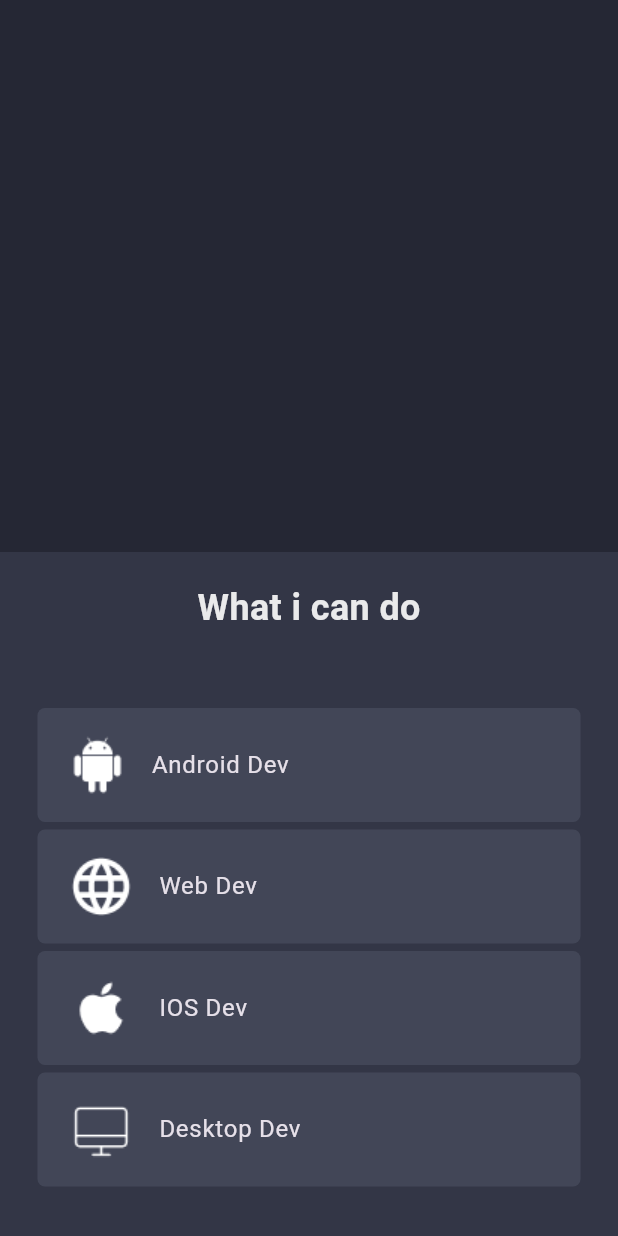
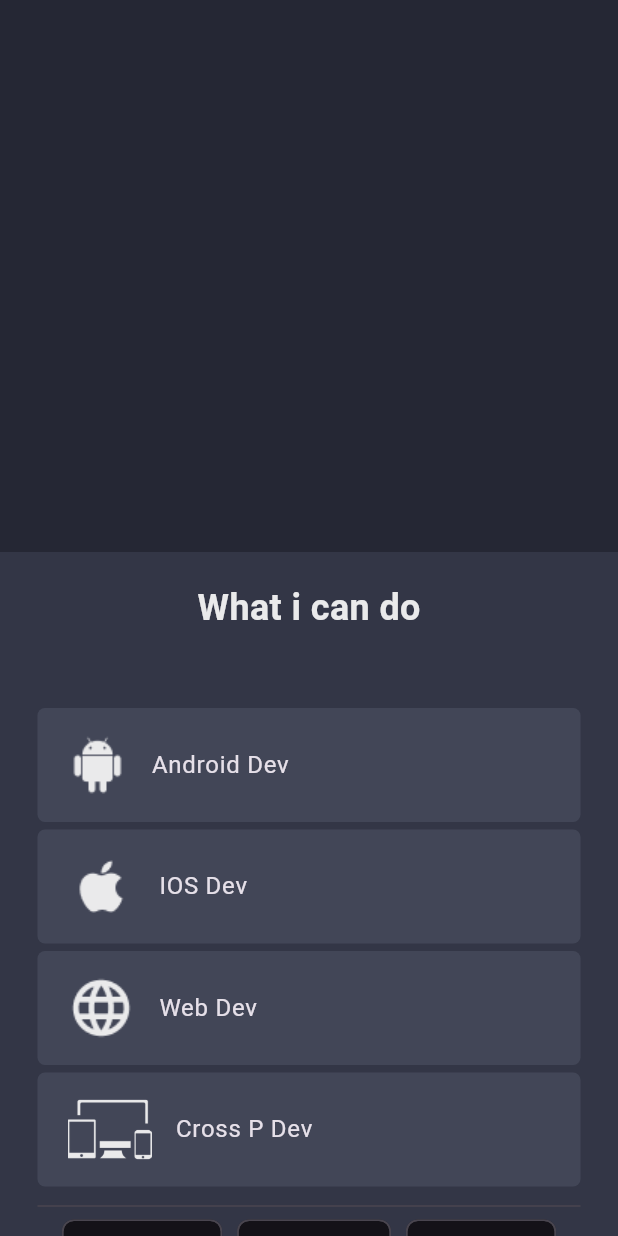
Before and after one commit to AkselLofstedtNielsen/Portfolio_flutter, a Flutter app: the screen it shows after launch, scrolled down 576 dp, on a phone screen of 412 x 824 dp. Run offline on Flutter 3.47's test engine with Material 3 defaults, Android fonts, the phone set to English and light mode, and no system bars.

Commit message:
Updated mobile + desktop skills w frameworks

```diff
--- a/lib/constants/size.dart
+++ b/lib/constants/size.dart
@@ -1,2 +1,2 @@
-double get kMinDesktopWidth => 600.0;
-double get kMedDesktopWidth => 800.0;
+double get kMinDesktopWidth => 650.0;
+double get kMedDesktopWidth => 870.0;
--- a/lib/constants/skill_items.dart
+++ b/lib/constants/skill_items.dart
@@ -4,23 +4,50 @@ const List<Map> platformItems = [
     "title": "Android Dev",
   },
   {
+    "img": "assets/ios_icon.png",
+    "title": "IOS Dev",
+  },
+  {
     "img": "assets/web_icon.png",
     "title": "Web Dev",
   },
   {
-    "img": "assets/ios_icon.png",
-    "title": "IOS Dev",
-  },
-  {
-    "img": "assets/desktop_icon.png",
-    "title": "Desktop Dev",
+    "img": "assets/cross_platform.png",
+    "title": "Cross P Dev",
   }
 ];
 
-const List<Map> skillItems = [
+const List<Map> frameworkItems = [
   {
     "img": "assets/flutter.png",
     "title": "Flutter",
+  },
+  {
+    "img": "assets/jetpack_compose.png",
+    "title": "Jetpack Compose",
+  },
+  {
+    "img": "assets/swift.png",
+    "title": "Swift UI",
+  },
+  {
+    "img": "assets/react.png",
+    "title": "React",
+  },
+];
+
+const List<Map> languageItems = [
+  {
+    "img": "assets/kotlin.png",
+    "title": "Kotlin",
+  },
+  {
+    "img": "assets/swift.png",
+    "title": "Swift",
+  },
+  {
+    "img": "assets/java.png",
+    "title": "Java",
   },
   {
     "img": "assets/dart.png",
@@ -38,16 +65,4 @@ const List<Map> skillItems = [
     "img": "assets/javascript.png",
     "title": "JS",
   },
-  {
-    "img": "assets/hugo.png",
-    "title": "Hugo",
-  },
-  {
-    "img": "assets/docker.png",
-    "title": "Docker",
-  },
-  {
-    "img": "assets/python.png",
-    "title": "Python",
-  }
 ];
--- a/lib/pages/home_page.dart
+++ b/lib/pages/home_page.dart
@@ -3,6 +3,7 @@ import 'package:flutter_portfolio_1/constants/colors.dart';
 import 'package:flutter_portfolio_1/constants/size.dart';
 import 'package:flutter_portfolio_1/widgets/contact_section.dart';
 import 'package:flutter_portfolio_1/widgets/drawer_mobile.dart';
+import 'package:flutter_portfolio_1/widgets/footer.dart';
 import 'package:flutter_portfolio_1/widgets/header_desktop.dart';
 import 'package:flutter_portfolio_1/widgets/header_mobile.dart';
 import 'package:flutter_portfolio_1/widgets/main_desktop.dart';
@@ -91,10 +92,7 @@ class _HomePageState extends State<HomePage> {
             ContactSection(),
 
             //FOOTER
-            const SizedBox(
-              height: 500,
-              width: double.maxFinite,
-            )
+            Footer()
           ],
         ),
       );
--- a/lib/widgets/contact_section.dart
+++ b/lib/widgets/contact_section.dart
@@ -9,7 +9,7 @@ class ContactSection extends StatelessWidget {
   @override
   Widget build(BuildContext context) {
     return Container(
-      padding: EdgeInsets.fromLTRB(25, 20, 25, 60),
+      padding: EdgeInsets.fromLTRB(25, 20, 25, 25),
       color: CustomColor.bgLight1,
       child: Column(
         children: [
@@ -34,8 +34,9 @@ class ContactSection extends StatelessWidget {
           ),
           const Divider(),
           //Icons
+
           Wrap(
-            spacing: 12,
+            spacing: 18,
             runSpacing: 12,
             alignment: WrapAlignment.center,
             children: [
--- a/lib/widgets/main_desktop.dart
+++ b/lib/widgets/main_desktop.dart
@@ -28,7 +28,7 @@ class MainDesktop extends StatelessWidget {
               const Text(
                 "Im Aksel\n -Experienced Application Developer \n -Java Development student",
                 style: TextStyle(
-                  fontSize: 30.0,
+                  fontSize: 22.0,
                   height: 1.5,
                   fontWeight: FontWeight.bold,
                   color: CustomColor.whitePrimary,
--- a/lib/widgets/site_logo.dart
+++ b/lib/widgets/site_logo.dart
@@ -14,8 +14,7 @@ class SiteLogo extends StatelessWidget {
         style: TextStyle(
             fontSize: 22,
             fontWeight: FontWeight.bold,
-            decoration: TextDecoration.underline,
-            color: CustomColor.yellowSecondary),
+            color: CustomColor.whitePrimary),
       ),
     );
   }
--- a/lib/widgets/skills_mobile.dart
+++ b/lib/widgets/skills_mobile.dart
@@ -27,28 +27,49 @@ class SkillsMobile extends StatelessWidget {
               child: ListTile(
                 contentPadding: const EdgeInsets.symmetric(
                     vertical: 10.0, horizontal: 20.0),
-                leading: Image.asset(platformItems[i]["img"]),
+                leading: Image.asset(
+                  platformItems[i]["img"],
+                  color: CustomColor.whitePrimary,
+                ),
                 title: Text(platformItems[i]["title"]),
               ),
             ),
-          const SizedBox(
-            height: 30,
-          ),
-          //skills
+
+          const Divider(),
+
+          //Language
           Wrap(
             spacing: 10.0,
             runSpacing: 10.0,
             alignment: WrapAlignment.center,
             children: [
-              for (int i = 0; i < skillItems.length; i++)
+              for (int i = 0; i < languageItems.length; i++)
                 Chip(
                   padding: const EdgeInsets.symmetric(
                       vertical: 12.0, horizontal: 16.0),
-                  label: Text(skillItems[i]["title"]),
-                  avatar: Image.asset(skillItems[i]["img"]),
+                  label: Text(languageItems[i]["title"]),
+                  avatar: Image.asset(languageItems[i]["img"]),
                 )
             ],
-          )
+          ),
+
+          const Divider(),
+          //Frameworks
+
+          Wrap(
+            spacing: 10.0,
+            runSpacing: 10.0,
+            alignment: WrapAlignment.center,
+            children: [
+              for (int i = 0; i < frameworkItems.length; i++)
+                Chip(
+                  padding: const EdgeInsets.symmetric(
+                      vertical: 12.0, horizontal: 16.0),
+                  label: Text(frameworkItems[i]["title"]),
+                  avatar: Image.asset(frameworkItems[i]["img"]),
+                )
+            ],
+          ),
         ],
       ),
     );
```
Also changed, not shown: lib/widgets/footer.dart (added, +23 -0 lines), lib/widgets/skills_desktop.dart (+49 -8 lines), assets/cross_platform.png (added), assets/docker.png (deleted), assets/hugo.png (deleted), assets/java.png (added), assets/jetpack_compose.png (added), assets/kotlin.png (added), assets/my_flutter_avatar.png (deleted), assets/react.png (added), assets/swift.png (added).
